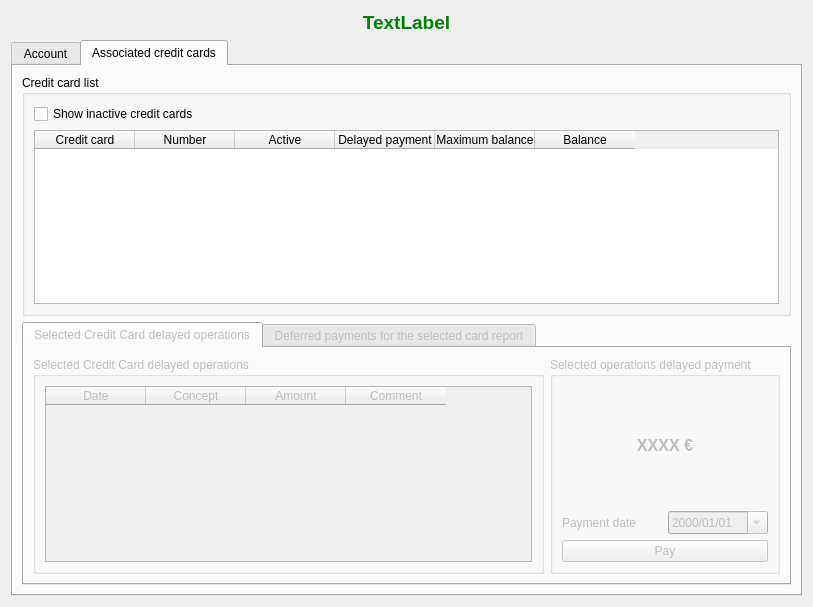
This is ui/frmCuentasIBM.ui in turulomio/xulpymoney as Qt 5 draws it before an edit. The edited form follows.
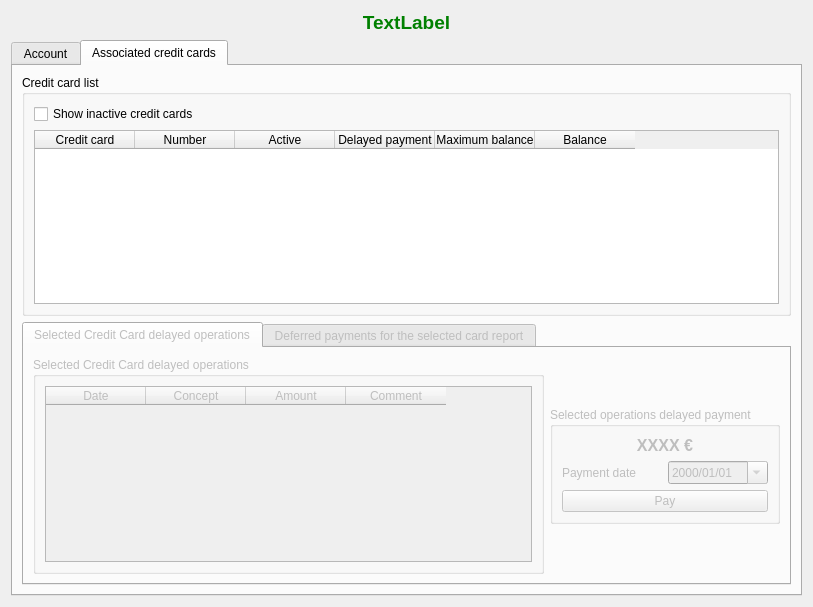
This is the edited form. The open tabs and pages were chosen to show the change. Icons and pictures are not drawn. Custom widgets are drawn as their Qt base class.

```diff
--- a/ui/frmCuentasIBM.ui
+++ b/ui/frmCuentasIBM.ui
@@ -495,6 +495,21 @@
                   </widget>
                  </item>
                  <item>
+                  <layout class="QVBoxLayout" name="verticalLayout_10">
+                   <item>
+                    <spacer name="verticalSpacer">
+                     <property name="orientation">
+                      <enum>Qt::Vertical</enum>
+                     </property>
+                     <property name="sizeHint" stdset="0">
+                      <size>
+                       <width>20</width>
+                       <height>40</height>
+                      </size>
+                     </property>
+                    </spacer>
+                   </item>
+                   <item>
                   <widget class="QGroupBox" name="grpPago">
                    <property name="title">
                     <string>Selected operations delayed payment</string>
@@ -551,6 +566,21 @@
                     </item>
                    </layout>
                   </widget>
+                   </item>
+                   <item>
+                    <spacer name="verticalSpacer_2">
+                     <property name="orientation">
+                      <enum>Qt::Vertical</enum>
+                     </property>
+                     <property name="sizeHint" stdset="0">
+                      <size>
+                       <width>20</width>
+                       <height>40</height>
+                      </size>
+                     </property>
+                    </spacer>
+                   </item>
+                  </layout>
                  </item>
                 </layout>
                </widget>
```
Left out of the diff: 2 changed lines with no effect on the pictures. Lines whose indentation alone changed are shown as unchanged.
